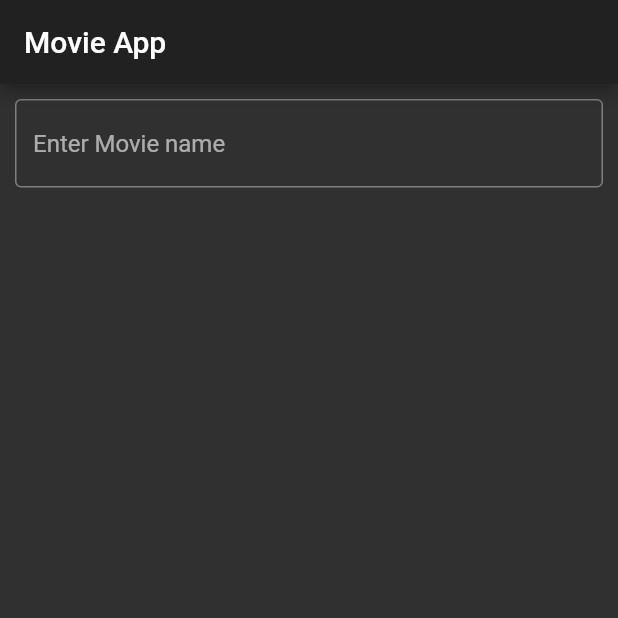
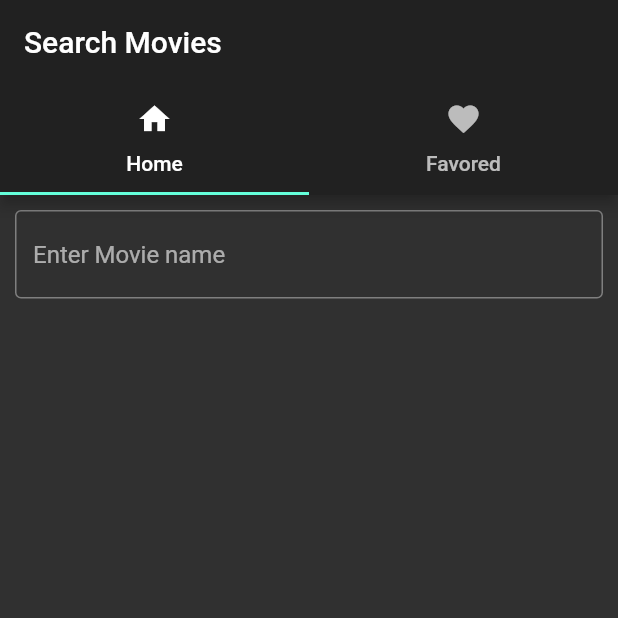
Before and after one commit to Ajaman16/movie_search_app, a Flutter app: the screen it shows after launch, on a phone screen of 412 x 824 dp, the top half of it. Run offline on Flutter 3.47's test engine with Material 2 defaults, Android fonts, the phone set to English and light mode, and no system bars; our stand-ins replace rxdart, sqflite; accounts and stored records are empty; statements that could not run were skipped.

```diff
--- a/lib/src/app.dart
+++ b/lib/src/app.dart
@@ -1,5 +1,6 @@
 import 'package:flutter/material.dart';
 import 'package:movie_search_app/src/screens/home.dart';
+import '../src/screens/favored.dart';
 
 class MovieApp extends StatelessWidget {
   @override
@@ -8,7 +9,27 @@ class MovieApp extends StatelessWidget {
       title: "Movie App",
       debugShowCheckedModeBanner: false,
       theme: ThemeData.dark(),
-      home: Home(),
+      home: DefaultTabController(
+          length: 2,
+          child: Scaffold(
+            appBar: AppBar(
+              title: Text("Search Movies"),
+              bottom: TabBar(
+                  tabs: <Widget>[
+                    Tab(icon: Icon(Icons.home), text: "Home",),
+                    Tab(icon: Icon(Icons.favorite), text: "Favored",)
+                  ]
+              ),
+            ),
+
+            body: TabBarView(
+              children: <Widget>[
+                Home(),
+                Favored()
+              ]
+            ),
+          )
+      ),
     );
   }
 }
--- a/lib/src/screens/home.dart
+++ b/lib/src/screens/home.dart
@@ -5,7 +5,6 @@ import 'package:movie_search_app/src/widget/movie_list_tile.dart';
 import 'package:rxdart/rxdart.dart';
 import '../models/movie_model.dart';
 import '../constants.dart';
-import '../database/movie_db.dart';
 
 
 class Home extends StatefulWidget {
@@ -17,7 +16,6 @@ class _HomeState extends State<Home> {
 
   List<Movie> list = List();
   bool hasLoaded = true;
-  MovieDb db;
 
   final PublishSubject subject = PublishSubject<String>();
 
@@ -25,8 +23,6 @@ class _HomeState extends State<Home> {
   @override
   void initState() {
     super.initState();
-    db = MovieDb();
-    db.initDb();
     subject.stream.debounce(Duration(milliseconds: 400)).listen(searchMovies);
   }
 
@@ -80,18 +76,13 @@ class _HomeState extends State<Home> {
 
   @override
   void dispose() {
-    db.closeDb();
     subject.close();
     super.dispose();
   }
 
   @override
   Widget build(BuildContext context) {
-    return Scaffold(
-      appBar: AppBar(
-        title: Text("Movie App"),
-      ),
-      body: Container(
+    return Container(
         padding: EdgeInsets.all(10.0),
         child: Column(
           children: <Widget>[
@@ -112,14 +103,13 @@ class _HomeState extends State<Home> {
                   //padding: EdgeInsets.all(10.0),
                   itemCount: list.length,
                   itemBuilder: (context, index){
-                    return MovieListTile(movie: list[index], db: db,);
+                    return MovieListTile(movie: list[index]);
                   }
                 )
             )
 
           ],
         ),
-      ),
     );
   }
 
```
Also changed, not shown: lib/src/database/movie_db.dart (+21 -0 lines), lib/src/screens/favored.dart (added, +143 -0 lines), lib/src/widget/movie_list_tile.dart (+22 -10 lines).
